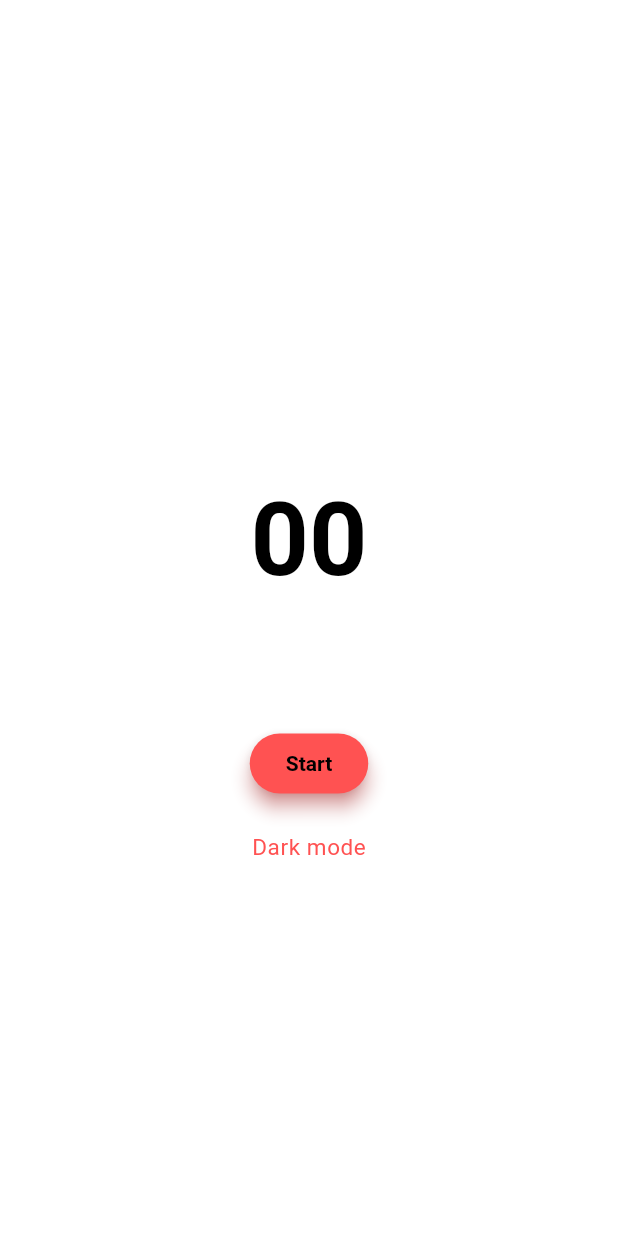
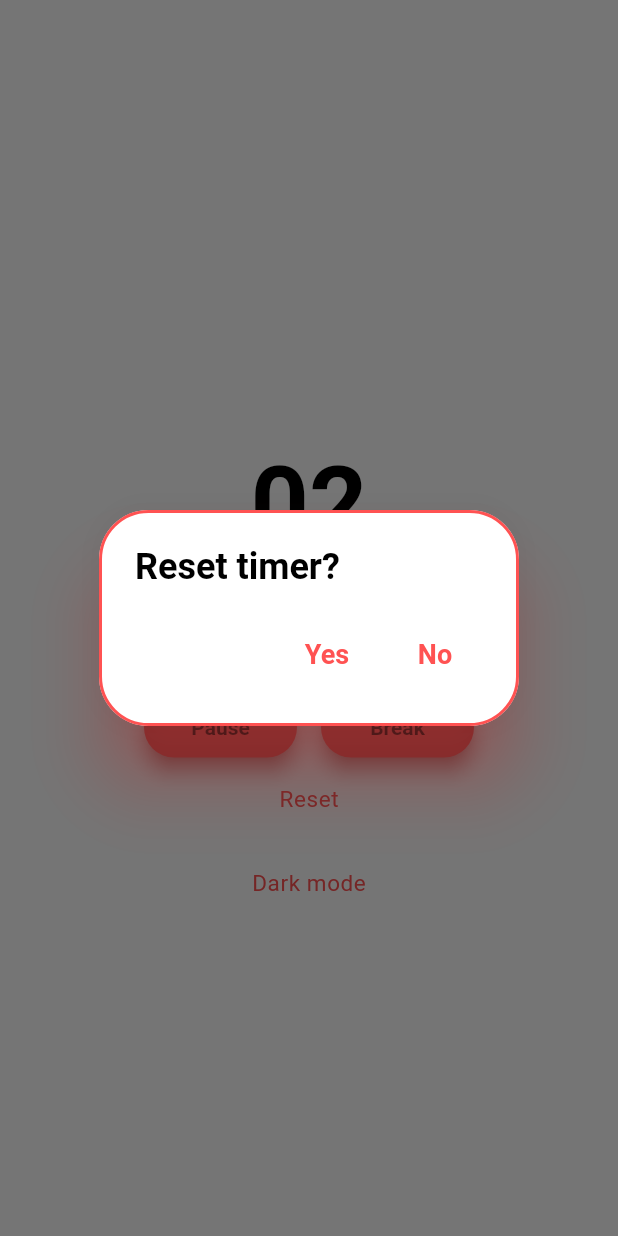
Before and after one commit to rapunschel/orodomop, a Flutter app: the screen it shows after launch, after a tap on "Start", after a tap on "Reset", on a phone screen of 412 x 824 dp. Run offline on Flutter 3.47's test engine with Material 3 defaults, Android fonts, the phone set to English and light mode, and no system bars; drawn by our look-alikes of auto_size_text; our stand-ins replace flutter_local_notifications, flutter_timezone, permission_handler, shared_preferences, timezone; missing offline and left inert: flutter_foreground_task, glowy_borders.

Commit message:
Added dialog for confirming reset

```diff
--- a/lib/widgets/buttons/timer_control_row.dart
+++ b/lib/widgets/buttons/timer_control_row.dart
@@ -54,7 +54,30 @@ class ResetButton extends StatelessWidget {
   Widget build(BuildContext context) {
     return TextButton(
       onPressed: () {
-        context.read<TimerModel>().resetTimer();
+        showDialog(
+          context: context,
+          builder: (context) {
+            return AlertDialog(
+              title: Text("Reset timer?"),
+              actions: [
+                TextButton(
+                  onPressed: () {
+                    context.read<TimerModel>().resetTimer();
+                    Navigator.of(context).pop();
+                  },
+                  child: Text("Yes"),
+                ),
+                TextButton(
+                  onPressed: () {
+                    Navigator.of(context).pop();
+                  },
+                  child: Text("No"),
+                ),
+              ],
+            );
+          },
+        );
+        //
       },
       child: Text("Reset", style: Theme.of(context).textTheme.bodySmall),
     );
```
